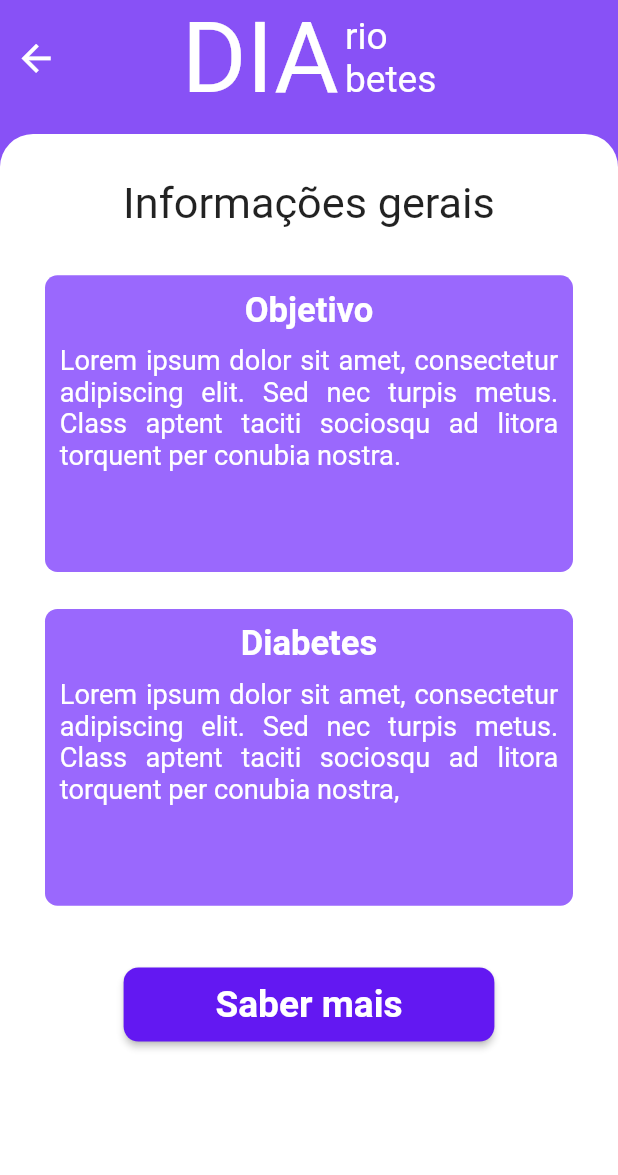
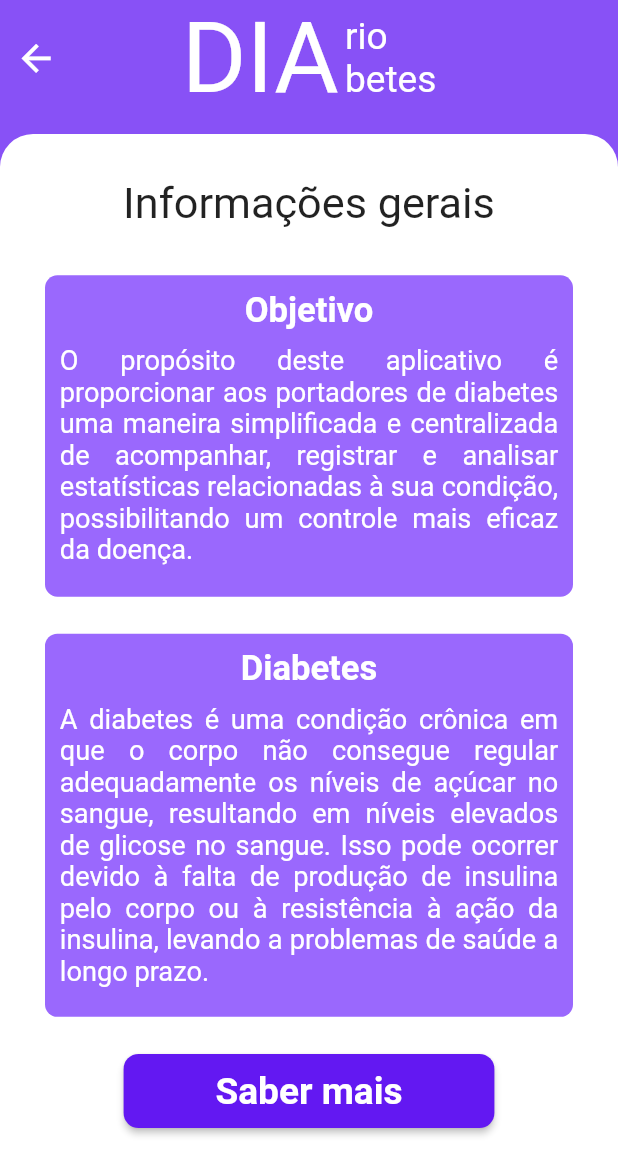
Before and after one commit to YuriAres/ProjectDiabetes, a Flutter app: the Perfilpage screen opened directly with empty values, after a tap on the "help outline" icon, on a phone screen of 412 x 824 dp. Shown: the top 1175 px of the screen. Run offline on Flutter 3.47's test engine with Material 2 defaults, Android fonts, the light colour scheme and no system bars; our stand-ins replace cloud_firestore, firebase_auth, firebase_core, google_fonts; accounts and stored records are empty; Roboto replaces fonts that are missing (Ubuntu).

Commit message:
New Changes

```diff
--- a/lib/helppage.dart
+++ b/lib/helppage.dart
@@ -69,7 +69,7 @@ class Helppage extends StatelessWidget {
                         Container(
                           padding: EdgeInsets.all(
                               MediaQuery.sizeOf(context).height * 0.012),
-                          height: MediaQuery.sizeOf(context).height * 0.24,
+                          height: MediaQuery.sizeOf(context).height * 0.26,
                           width: MediaQuery.sizeOf(context).width * 0.9,
                           decoration: BoxDecoration(
                               color: const Color(0xff9A68FD),
@@ -90,7 +90,7 @@ class Helppage extends StatelessWidget {
                                   height: MediaQuery.sizeOf(context).height *
                                       0.0115),
                               Text(
-                                "Lorem ipsum dolor sit amet, consectetur adipiscing elit. Sed nec turpis metus. Class aptent taciti sociosqu ad litora torquent per conubia nostra.",
+                                "O propósito deste aplicativo é proporcionar aos portadores de diabetes uma maneira simplificada e centralizada de acompanhar, registrar e analisar estatísticas relacionadas à sua condição, possibilitando um controle mais eficaz da doença.",
                                 style: GoogleFonts.ubuntu(
                                     fontSize:
                                         MediaQuery.sizeOf(context).height *
@@ -107,7 +107,7 @@ class Helppage extends StatelessWidget {
                         Container(
                           padding: EdgeInsets.all(
                               MediaQuery.sizeOf(context).height * 0.012),
-                          height: MediaQuery.sizeOf(context).height * 0.24,
+                          height: MediaQuery.sizeOf(context).height * 0.31,
                           width: MediaQuery.sizeOf(context).width * 0.9,
                           decoration: BoxDecoration(
                               color: const Color(0xff9A68FD),
@@ -128,7 +128,7 @@ class Helppage extends StatelessWidget {
                                   height: MediaQuery.sizeOf(context).height *
                                       0.0115),
                               Text(
-                                "Lorem ipsum dolor sit amet, consectetur adipiscing elit. Sed nec turpis metus. Class aptent taciti sociosqu ad litora torquent per conubia nostra,",
+                                "A diabetes é uma condição crônica em que o corpo não consegue regular adequadamente os níveis de açúcar no sangue, resultando em níveis elevados de glicose no sangue. Isso pode ocorrer devido à falta de produção de insulina pelo corpo ou à resistência à ação da insulina, levando a problemas de saúde a longo prazo.",
                                 style: GoogleFonts.ubuntu(
                                     fontSize:
                                         MediaQuery.sizeOf(context).height *
@@ -141,7 +141,7 @@ class Helppage extends StatelessWidget {
                           ),
                         ),
                         SizedBox(
-                            height: MediaQuery.sizeOf(context).height * 0.05),
+                            height: MediaQuery.sizeOf(context).height * 0.03),
                         Link(
                             target: LinkTarget.blank,
                             uri: Uri.parse(
--- a/lib/homepage.dart
+++ b/lib/homepage.dart
@@ -1,7 +1,10 @@
+import 'package:cloud_firestore/cloud_firestore.dart';
+import 'package:firebase_auth/firebase_auth.dart';
 import 'package:flutter/material.dart';
 import 'package:flutter_diabetes/addpage.dart';
 import 'package:flutter_diabetes/alarmpage.dart';
 import 'package:flutter_diabetes/helppage.dart';
+import 'package:flutter_diabetes/model/anotacoes.dart';
 import 'package:flutter_diabetes/model/usuario.dart';
 import 'package:flutter_diabetes/notepage.dart';
 import 'package:flutter_diabetes/perfilpage.dart';
@@ -17,13 +20,33 @@ class Homepage extends StatefulWidget {
 }
 
 class _HomepageState extends State<Homepage> {
+  List<Anotacao> anotacoes = [];
+
+  Future getAtividades() async {
+    var data = await FirebaseFirestore.instance
+        .collection('usuarios')
+        .doc(FirebaseAuth.instance.currentUser!.uid)
+        .collection('anotacoes')
+        .get();
+    setState(() {
+      anotacoes =
+          List.from(data.docs.map((doc) => Anotacao.fromMap(doc.data())));
+    });
+  }
+
+  @override
+  void didChangeDependencies() {
+    getAtividades();
+    super.didChangeDependencies();
+  }
+
   @override
   Widget build(BuildContext context) {
     return Scaffold(
       floatingActionButton: FloatingActionButton(
         onPressed: () {
           Navigator.push(context, MaterialPageRoute(builder: (context) {
-            return const AddPage();
+            return AddPage(usuario: widget.usuario);
           }));
         },
         backgroundColor: const Color(0xff6318F2),
@@ -140,7 +163,7 @@ class _HomepageState extends State<Homepage> {
                     Align(
                       alignment: Alignment.centerLeft,
                       child: Text(
-                        "Bem vindo, ${widget.usuario!.nome}! Confira suas ultimas anotações.",
+                        "Bem vindo, ${widget.usuario.nome}! Confira suas ultimas anotações.",
                         style: GoogleFonts.ubuntu(
                           color: Colors.white,
                           fontSize: MediaQuery.of(context).size.height * 0.025,
@@ -163,59 +186,12 @@ class _HomepageState extends State<Homepage> {
                       borderRadius: BorderRadius.only(
                           topLeft: Radius.circular(22),
                           topRight: Radius.circular(22))),
-                  child: ListView(
-                    children: [
-                      GestureDetector(
-                        onTap: () {
-                          Navigator.push(context,
-                              MaterialPageRoute(builder: (context) {
-                            return const Notepage();
-                          }));
-                        },
-                        child: Container(
-                          padding: EdgeInsets.all(
-                              MediaQuery.sizeOf(context).height * 0.012),
-                          height: MediaQuery.sizeOf(context).height * 0.13,
-                          decoration: BoxDecoration(
-                              color: const Color(0xff9A68FD),
-                              borderRadius: BorderRadius.all(Radius.circular(
-                                  MediaQuery.sizeOf(context).height * 0.01))),
-                          child: Column(
-                            crossAxisAlignment: CrossAxisAlignment.start,
-                            children: [
-                              Text(
-                                "01/09/23 as 08:30 PM",
-                                style: GoogleFonts.ubuntu(color: Colors.white),
-                              ),
-                              SizedBox(
-                                height:
-                                    MediaQuery.sizeOf(context).height * 0.012,
-                              ),
-                              Text(
-                                "Indice Glicêmico: 132 MG",
-                                style: GoogleFonts.ubuntu(
-                                    color: Colors.white,
-                                    fontSize:
-                                        MediaQuery.sizeOf(context).height *
-                                            0.022),
-                              ),
-                              SizedBox(
-                                height:
-                                    MediaQuery.sizeOf(context).height * 0.008,
-                              ),
-                              Text(
-                                "Anotações: Clique e confira suas anota..",
-                                style: GoogleFonts.ubuntu(
-                                    color: Colors.white,
-                                    fontSize:
-                                        MediaQuery.sizeOf(context).height *
-                                            0.022),
-                              ),
-                            ],
-                          ),
-                        ),
-                      )
-                    ],
+                  child: ListView.builder(
+                    itemCount: anotacoes.length,
+                    itemBuilder: (context, index) {
+                      return CustomWidgets().containerAnotacao(context,
+                          anotacoes[index].indice, anotacoes[index].anotacao);
+                    },
                   ),
                 ),
               )
--- a/lib/perfilpage.dart
+++ b/lib/perfilpage.dart
@@ -154,7 +154,7 @@ class Perfilpage extends StatelessWidget {
                         ),
                         SizedBox(
                             height: MediaQuery.sizeOf(context).height * 0.025),
-                        Text(usuario!.nome,
+                        Text(usuario.nome,
                             style: GoogleFonts.ubuntu(
                                 fontSize:
                                     MediaQuery.sizeOf(context).height * 0.035)),
@@ -187,7 +187,7 @@ class Perfilpage extends StatelessWidget {
                               Align(
                                 alignment: Alignment.centerLeft,
                                 child: Text(
-                                  "Email: ${usuario!.email}",
+                                  "Email: ${usuario.email}",
                                   style: GoogleFonts.ubuntu(
                                       fontSize:
                                           MediaQuery.sizeOf(context).height *
@@ -203,7 +203,7 @@ class Perfilpage extends StatelessWidget {
                               Align(
                                 alignment: Alignment.centerLeft,
                                 child: Text(
-                                  "Idade: ${usuario!.idade} anos",
+                                  "Idade: ${usuario.idade} anos",
                                   style: GoogleFonts.ubuntu(
                                       fontSize:
                                           MediaQuery.sizeOf(context).height *
@@ -219,7 +219,7 @@ class Perfilpage extends StatelessWidget {
                               Align(
                                 alignment: Alignment.centerLeft,
                                 child: Text(
-                                  "Sexo: ${usuario!.sexo}",
+                                  "Sexo: ${usuario.sexo}",
                                   style: GoogleFonts.ubuntu(
                                       fontSize:
                                           MediaQuery.sizeOf(context).height *
@@ -235,7 +235,7 @@ class Perfilpage extends StatelessWidget {
                               Align(
                                   alignment: Alignment.centerLeft,
                                   child: Text(
-                                    "Tipo: ${usuario!.tipo}",
+                                    "Tipo: ${usuario.tipo}",
                                     style: GoogleFonts.ubuntu(
                                         fontSize:
                                             MediaQuery.sizeOf(context).height *
```
Also changed, not shown: lib/addpage.dart (+12 -3 lines), lib/firebase_api.dart (+18 -0 lines), lib/model/anotacoes.dart (+14 -0 lines), lib/notepage.dart (+5 -3 lines), lib/widgets.dart (+58 -0 lines), 3 other files.
